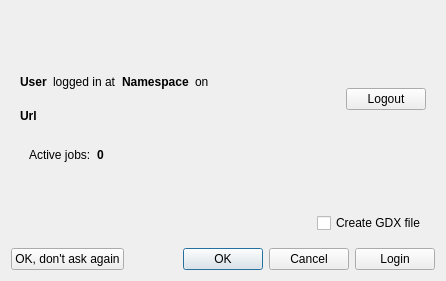
Qt form src/engine/enginestartdialog.ui (GAMS-dev/studio) before a commit.
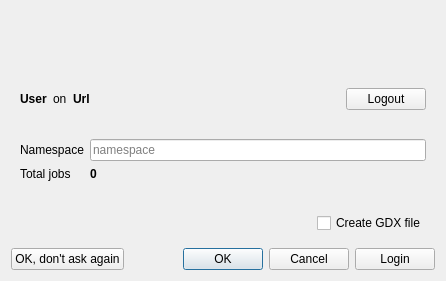
The same form after that commit. The open tabs and pages were chosen to show the change. Icons and pictures are not drawn.

Commit message: moved Namespace to submit page

The edit to the form file:
```diff
--- a/src/engine/enginestartdialog.ui
+++ b/src/engine/enginestartdialog.ui
@@ -114,80 +114,66 @@
    <item row="2" column="0">
     <widget class="QStackedWidget" name="stackedWidget">
      <property name="currentIndex">
-      <number>0</number>
+      <number>1</number>
      </property>
      <widget class="QWidget" name="pageLogin">
       <layout class="QGridLayout" name="gridLayout" columnstretch="0,0">
        <property name="topMargin">
         <number>0</number>
        </property>
-       <item row="2" column="1">
+       <item row="1" column="1">
         <widget class="QLineEdit" name="edUser">
          <property name="placeholderText">
           <string>user</string>
          </property>
         </widget>
        </item>
-       <item row="0" column="0">
-        <widget class="QLabel" name="laUrl">
+       <item row="1" column="0">
+        <widget class="QLabel" name="laUser">
          <property name="text">
-          <string>Engine URL</string>
+          <string>Username</string>
          </property>
         </widget>
        </item>
-       <item row="0" column="1">
-        <widget class="QLineEdit" name="edUrl">
-         <property name="toolTip">
-          <string/>
-         </property>
-         <property name="placeholderText">
-          <string>myserver.com/engine/api</string>
-         </property>
-        </widget>
-       </item>
-       <item row="3" column="0">
+       <item row="2" column="0">
         <widget class="QLabel" name="laPassword">
          <property name="text">
           <string>Password</string>
          </property>
         </widget>
        </item>
-       <item row="3" column="1">
+       <item row="2" column="1">
         <widget class="QLineEdit" name="edPassword">
          <property name="echoMode">
           <enum>QLineEdit::Password</enum>
          </property>
         </widget>
        </item>
-       <item row="2" column="0">
-        <widget class="QLabel" name="laUser">
-         <property name="text">
-          <string>Username</string>
+       <item row="0" column="1">
+        <widget class="QLineEdit" name="edUrl">
+         <property name="toolTip">
+          <string/>
          </property>
-        </widget>
-       </item>
-       <item row="1" column="1">
-        <widget class="QLineEdit" name="edNamespace">
          <property name="placeholderText">
-          <string>namespace</string>
+          <string>myserver.com/engine/api</string>
          </property>
         </widget>
        </item>
-       <item row="1" column="0">
-        <widget class="QLabel" name="laNamespace">
-         <property name="text">
-          <string>Namespace</string>
-         </property>
-        </widget>
-       </item>
-       <item row="4" column="1">
+       <item row="3" column="1">
         <widget class="QCheckBox" name="cbAcceptCert">
          <property name="text">
           <string>Accept self-signed certificate (HTTPS)</string>
          </property>
         </widget>
        </item>
-       <item row="5" column="1">
+       <item row="0" column="0">
+        <widget class="QLabel" name="laUrl">
+         <property name="text">
+          <string>Engine URL</string>
+         </property>
+        </widget>
+       </item>
+       <item row="4" column="1">
         <spacer name="verticalSpacer">
          <property name="orientation">
           <enum>Qt::Vertical</enum>
@@ -241,7 +227,7 @@
        </item>
        <item row="0" column="0" colspan="2">
         <widget class="QWidget" name="widget_5" native="true">
-         <layout class="QGridLayout" name="gridLayout_4">
+         <layout class="QGridLayout" name="gridLayout_4" rowstretch="0">
           <property name="leftMargin">
            <number>0</number>
           </property>
@@ -257,47 +243,14 @@
           <property name="verticalSpacing">
            <number>0</number>
           </property>
-          <item row="0" column="2">
-           <widget class="QLabel" name="nNamespace">
-            <property name="font">
-             <font>
-              <weight>75</weight>
-              <bold>true</bold>
-             </font>
-            </property>
-            <property name="text">
-             <string>Namespace</string>
-            </property>
-           </widget>
-          </item>
-          <item row="0" column="3">
-           <widget class="QLabel" name="nText2">
-            <property name="text">
-             <string>on</string>
-            </property>
-           </widget>
-          </item>
-          <item row="0" column="1">
-           <widget class="QLabel" name="nText1">
-            <property name="text">
-             <string>logged in at</string>
-            </property>
-           </widget>
-          </item>
-          <item row="0" column="0">
-           <widget class="QLabel" name="nUser">
-            <property name="font">
-             <font>
-              <weight>75</weight>
-              <bold>true</bold>
-             </font>
-            </property>
-            <property name="text">
-             <string>User</string>
-            </property>
-           </widget>
-          </item>
           <item row="0" column="4">
+           <widget class="QPushButton" name="bLogout">
+            <property name="text">
+             <string>Logout</string>
+            </property>
+           </widget>
+          </item>
+          <item row="0" column="3">
            <spacer name="horizontalSpacer">
             <property name="orientation">
              <enum>Qt::Horizontal</enum>
@@ -310,14 +263,14 @@
             </property>
            </spacer>
           </item>
-          <item row="0" column="5" rowspan="2">
-           <widget class="QPushButton" name="bLogout">
+          <item row="0" column="1">
+           <widget class="QLabel" name="nText2">
             <property name="text">
-             <string>Logout</string>
+             <string>on</string>
             </property>
            </widget>
           </item>
-          <item row="1" column="0" colspan="5">
+          <item row="0" column="2">
            <widget class="QLabel" name="nUrl">
             <property name="sizePolicy">
              <sizepolicy hsizetype="MinimumExpanding" vsizetype="Preferred">
@@ -336,20 +289,45 @@
             </property>
            </widget>
           </item>
+          <item row="0" column="0">
+           <widget class="QLabel" name="nUser">
+            <property name="font">
+             <font>
+              <weight>75</weight>
+              <bold>true</bold>
+             </font>
+            </property>
+            <property name="text">
+             <string>User</string>
+            </property>
+           </widget>
+          </item>
          </layout>
         </widget>
        </item>
        <item row="1" column="0" colspan="2">
         <widget class="QWidget" name="widget" native="true">
          <layout class="QFormLayout" name="formLayout">
-          <item row="0" column="0">
+          <property name="leftMargin">
+           <number>0</number>
+          </property>
+          <property name="topMargin">
+           <number>0</number>
+          </property>
+          <property name="rightMargin">
+           <number>0</number>
+          </property>
+          <property name="bottomMargin">
+           <number>0</number>
+          </property>
+          <item row="1" column="0">
            <widget class="QLabel" name="nText3">
             <property name="text">
-             <string>Active jobs:</string>
+             <string>Total jobs</string>
             </property>
            </widget>
           </item>
-          <item row="0" column="1">
+          <item row="1" column="1">
            <widget class="QLabel" name="nJobCount">
             <property name="font">
              <font>
@@ -362,6 +340,20 @@
             </property>
            </widget>
           </item>
+          <item row="0" column="0">
+           <widget class="QLabel" name="laNamespace">
+            <property name="text">
+             <string>Namespace</string>
+            </property>
+           </widget>
+          </item>
+          <item row="0" column="1">
+           <widget class="QLineEdit" name="edNamespace">
+            <property name="placeholderText">
+             <string>namespace</string>
+            </property>
+           </widget>
+          </item>
          </layout>
         </widget>
        </item>
```
Left out of the diff: 3 changed lines with no effect on the pictures. The commit also changes 4 other files.
